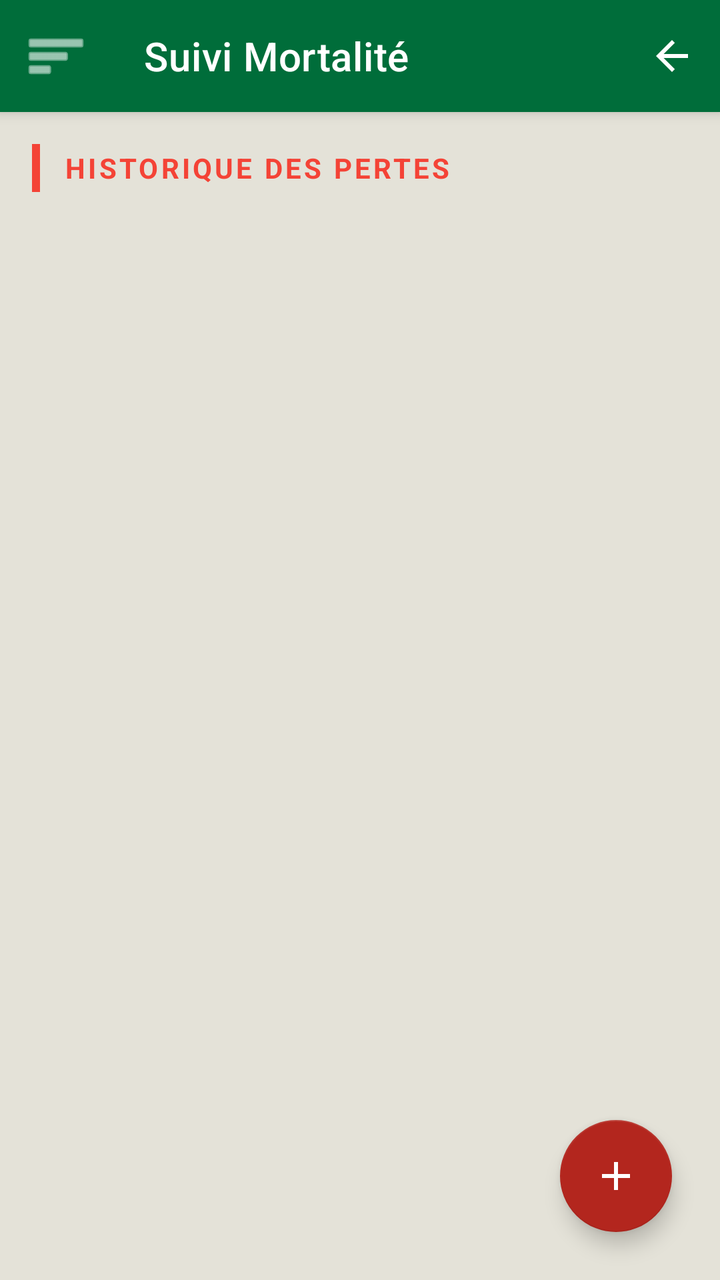
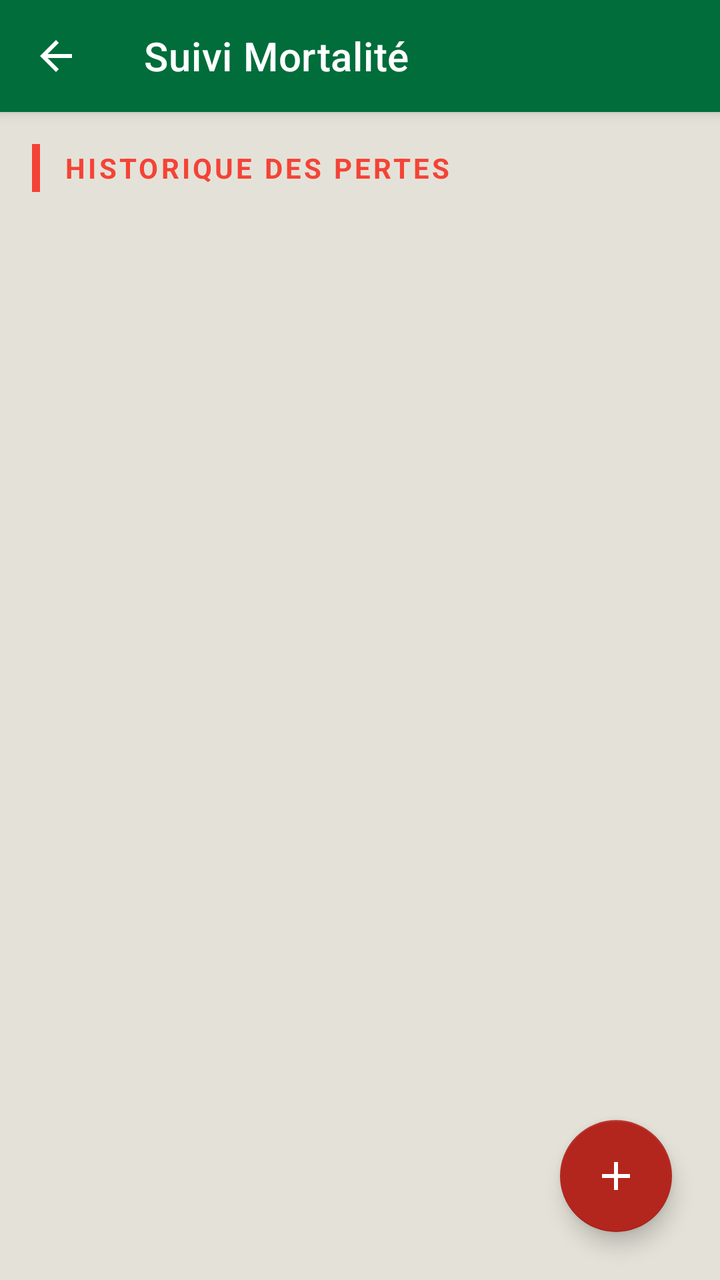

Before-and-after screenshots of an Android layout around one commit, followed by the original layout XML and the change that was made.
<!-- AndroidManifest.xml: application theme Theme.Poulailler_copilot -->
<!-- res/layout/activity_mortality.xml -->
<?xml version="1.0" encoding="utf-8"?>
<androidx.drawerlayout.widget.DrawerLayout xmlns:android="http://schemas.android.com/apk/res/android"
    xmlns:app="http://schemas.android.com/apk/res-auto"
    xmlns:tools="http://schemas.android.com/tools"
    android:id="@+id/drawerLayout"
    android:layout_width="match_parent"
    android:layout_height="match_parent"
    >

    <androidx.coordinatorlayout.widget.CoordinatorLayout
        android:layout_width="match_parent"
        android:layout_height="match_parent">

        <com.google.android.material.appbar.AppBarLayout
            android:layout_width="match_parent"
            android:layout_height="wrap_content"
            >
            <com.google.android.material.appbar.MaterialToolbar
                android:id="@+id/toolbar"
                android:layout_width="match_parent"
                android:layout_height="?attr/actionBarSize"
                app:title="Suivi Mortalité"
                app:titleTextColor="@color/white"
                app:navigationIcon="@android:drawable/ic_menu_sort_by_size"
                app:navigationIconTint="@color/white">

                <ImageView
                    android:id="@+id/ivBackToDashboard"
                    android:layout_width="48dp"
                    android:layout_height="48dp"
                    android:layout_gravity="end|center_vertical"
                    android:background="?attr/selectableItemBackgroundBorderless"
                    android:clickable="true"
                    android:contentDescription="@string/dashboard_title"
                    android:focusable="true"
                    android:padding="12dp"
                    android:src="@drawable/ic_back"
                    app:tint="@color/white" />
            </com.google.android.material.appbar.MaterialToolbar>
        </com.google.android.material.appbar.AppBarLayout>

        <androidx.core.widget.NestedScrollView
            android:layout_width="match_parent"
            android:layout_height="match_parent"
            app:layout_behavior="@string/appbar_scrolling_view_behavior">

            <LinearLayout
                android:layout_width="match_parent"
                android:layout_height="wrap_content"
                android:orientation="vertical"
                android:padding="16dp">

                <LinearLayout
                    android:layout_width="match_parent"
                    android:layout_height="wrap_content"
                    android:orientation="horizontal"
                    android:gravity="center_vertical"
                    android:layout_marginBottom="16dp">
                    <View
                        android:layout_width="4dp"
                        android:layout_height="24dp"
                        android:background="#F44336" />
                    <TextView
                        android:layout_width="wrap_content"
                        android:layout_height="wrap_content"
                        android:text="HISTORIQUE DES PERTES"
                        android:textColor="#F44336"
                        android:textSize="14sp"
                        android:textStyle="bold"
                        android:layout_marginStart="12dp"
                        android:letterSpacing="0.1" />
                </LinearLayout>

                <androidx.recyclerview.widget.RecyclerView
                    android:id="@+id/rvMortalityHistory"
                    android:layout_width="match_parent"
                    android:layout_height="wrap_content"
                    android:nestedScrollingEnabled="false"
                    tools:listitem="@layout/item_mortality" />

                <com.google.android.material.button.MaterialButton
                    android:id="@+id/btnShowMore"
                    android:layout_width="wrap_content"
                    android:layout_height="wrap_content"
                    android:layout_gravity="center_horizontal"
                    android:text="Afficher plus"
                    android:textColor="#87CEEB"
                    style="@style/Widget.MaterialComponents.Button.TextButton"
                    android:visibility="gone" />

                <View
                    android:layout_width="match_parent"
                    android:layout_height="100dp" />

            </LinearLayout>
        </androidx.core.widget.NestedScrollView>

        <com.google.android.material.floatingactionbutton.FloatingActionButton
            android:id="@+id/fabAddMortality"
            android:layout_width="wrap_content"
            android:layout_height="wrap_content"
            android:layout_gravity="bottom|end"
            android:layout_margin="24dp"
            android:src="@drawable/ic_add"
            app:backgroundTint="@color/error"
            app:tint="@color/white"
            android:contentDescription="Signaler une mortalité" />

    </androidx.coordinatorlayout.widget.CoordinatorLayout>

    <com.google.android.material.navigation.NavigationView
        android:id="@+id/navigationView"
        android:layout_width="wrap_content"
        android:layout_height="match_parent"
        android:layout_gravity="start"
        android:background="@color/surface"
        app:headerLayout="@layout/nav_header"
        app:itemIconTint="@color/text_secondary"
        app:itemTextColor="@color/text_primary"
        app:menu="@menu/drawer_menu" />

</androidx.drawerlayout.widget.DrawerLayout>
<!-- res/layout/item_mortality.xml (included above) -->
<?xml version="1.0" encoding="utf-8"?>
<com.google.android.material.card.MaterialCardView xmlns:android="http://schemas.android.com/apk/res/android"
    xmlns:app="http://schemas.android.com/apk/res-auto"
    android:layout_width="match_parent"
    android:layout_height="wrap_content"
    android:layout_marginBottom="8dp"
    app:cardBackgroundColor="@color/surface"
    app:cardCornerRadius="8dp"
    app:strokeColor="@color/off_white"
    app:strokeWidth="1dp">

    <LinearLayout
        android:layout_width="match_parent"
        android:layout_height="wrap_content"
        android:orientation="horizontal"
        android:padding="12dp"
        android:gravity="center_vertical">

        <LinearLayout
            android:layout_width="0dp"
            android:layout_height="wrap_content"
            android:layout_weight="1"
            android:orientation="vertical">

            <TextView
                android:id="@+id/tvDate"
                android:layout_width="wrap_content"
                android:layout_height="wrap_content"
                android:textColor="@color/text_secondary"
                android:textSize="12sp"
                android:text="Date"/>

            <TextView
                android:id="@+id/tvCount"
                android:layout_width="wrap_content"
                android:layout_height="wrap_content"
                android:textColor="@color/text_primary"
                android:textSize="18sp"
                android:textStyle="bold"
                android:text="0 Poules"/>

            <TextView
                android:id="@+id/tvCause"
                android:layout_width="wrap_content"
                android:layout_height="wrap_content"
                android:textColor="#F44336"
                android:textSize="14sp"
                android:textStyle="italic"
                android:text="Cause"
                android:visibility="gone"/>
        </LinearLayout>

        <ImageView
            android:layout_width="24dp"
            android:layout_height="24dp"
            android:src="@drawable/ic_delete"
            app:tint="#F44336"
            android:contentDescription="Icône perte" />

    </LinearLayout>
</com.google.android.material.card.MaterialCardView>
<!-- res/layout/nav_header.xml (included above) -->
<?xml version="1.0" encoding="utf-8"?>
<LinearLayout xmlns:android="http://schemas.android.com/apk/res/android"
    xmlns:app="http://schemas.android.com/apk/res-auto"
    android:layout_width="match_parent"
    android:layout_height="wrap_content"
    android:background="@drawable/bg_nav_header"
    android:gravity="start"
    android:orientation="vertical"
    android:paddingHorizontal="20dp"
    android:paddingTop="28dp"
    android:paddingBottom="20dp">

    <com.google.android.material.card.MaterialCardView
        android:layout_width="72dp"
        android:layout_height="72dp"
        app:cardCornerRadius="36dp"
        app:cardElevation="4dp"
        app:strokeColor="@color/white"
        app:strokeWidth="2dp">

        <ImageView
            android:layout_width="match_parent"
            android:layout_height="match_parent"
            android:scaleType="centerCrop"
            android:src="@drawable/poule_pondeuse"
            android:contentDescription="@string/profile_picture_desc" />

    </com.google.android.material.card.MaterialCardView>

    <TextView
        android:id="@+id/tvUsername"
        android:layout_width="match_parent"
        android:layout_height="wrap_content"
        android:layout_marginTop="14dp"
        android:text="@string/default_username"
        android:textColor="@color/white"
        android:textSize="19sp"
        android:textStyle="bold" />

    <TextView
        android:id="@+id/tvFarmNameNav"
        android:layout_width="match_parent"
        android:layout_height="wrap_content"
        android:layout_marginTop="2dp"
        android:alpha="0.85"
        android:text="@string/default_farm_name_nav"
        android:textColor="@color/white"
        android:textSize="14sp" />

    <TextView
        android:id="@+id/tvUserRole"
        android:layout_width="wrap_content"
        android:layout_height="wrap_content"
        android:layout_marginTop="10dp"
        android:background="@drawable/bg_role_chip"
        android:paddingHorizontal="10dp"
        android:paddingVertical="3dp"
        android:text="@string/role_label"
        android:textColor="@color/primary_variant"
        android:textSize="11sp"
        android:textStyle="bold" />

    <TextView
        android:id="@+id/tvAppVersion"
        android:layout_width="wrap_content"
        android:layout_height="wrap_content"
        android:layout_marginTop="10dp"
        android:alpha="0.7"
        android:text="v1.0.0"
        android:textColor="@color/white"
        android:textSize="10sp" />
</LinearLayout>
<!-- resources referenced by this layout -->
<resources>
  <color name="error">#B3261E</color>
  <color name="off_white">#E4E2D8</color>
  <color name="primary_variant">#004D22</color>
  <color name="surface">#F3F1EA</color>
  <color name="text_primary">#1C1B1F</color>
  <color name="text_secondary">#49454F</color>
  <color name="white">#FFFFFFFF</color>
  <!-- drawable bg_nav_header (drawable) -->
  <?xml version="1.0" encoding="utf-8"?>
  <shape xmlns:android="http://schemas.android.com/apk/res/android">
      <gradient
          android:angle="135"
          android:startColor="@color/primary"
          android:endColor="@color/primary_variant" />
  </shape>
  <!-- drawable bg_role_chip (drawable) -->
  <?xml version="1.0" encoding="utf-8"?>
  <shape xmlns:android="http://schemas.android.com/apk/res/android">
      <solid android:color="@color/accent_amber" />
      <corners android:radius="12dp" />
  </shape>
  <!-- drawable ic_add (drawable) -->
  <vector xmlns:android="http://schemas.android.com/apk/res/android"
      android:width="24dp"
      android:height="24dp"
      android:viewportWidth="24"
      android:viewportHeight="24">
      <path
          android:fillColor="#000000"
          android:pathData="M19,13h-6v6h-2v-6H5v-2h6V5h2v6h6z"/>
  </vector>
  <!-- drawable ic_back (drawable) -->
  <vector xmlns:android="http://schemas.android.com/apk/res/android"
      android:width="24dp"
      android:height="24dp"
      android:viewportWidth="24"
      android:viewportHeight="24">
      <path
          android:fillColor="#000000"
          android:pathData="M20,11H7.83l5.59,-5.59L12,4l-8,8 8,8 1.41,-1.41L7.83,13H20z"/>
  </vector>
  <!-- drawable ic_delete (drawable) -->
  <vector xmlns:android="http://schemas.android.com/apk/res/android"
      android:width="24dp"
      android:height="24dp"
      android:viewportWidth="24"
      android:viewportHeight="24">
      <path
          android:fillColor="#000000"
          android:pathData="M6,19c0,1.1 0.9,2 2,2h8c1.1,0 2,-0.9 2,-2V7H6V19z M19,4h-3.5l-1,-1h-5l-1,1H5v2h14V4z"/>
  </vector>
  <string name="dashboard_title">Tableau de Bord</string>
  <string name="default_farm_name_nav">Ma Ferme</string>
  <string name="default_username">Utilisateur</string>
  <string name="profile_picture_desc">Photo de profil</string>
  <string name="role_label">Rôle</string>
  <color name="primary">#006D3A</color>
  <color name="accent_amber">#FFB300</color>
  <color name="secondary">#43A047</color>
  <color name="secondary_variant">#2E7D32</color>
  <color name="background">@color/off_white</color>
  <style name="Widget.App.CardView" parent="Widget.MaterialComponents.CardView">
          <item name="cardElevation">2dp</item>
          <item name="cardCornerRadius">16dp</item>
          <item name="cardBackgroundColor">@color/surface</item>
          <item name="strokeWidth">0dp</item>
      </style>
  <style name="ShapeAppearance.App.LargeComponent" parent="ShapeAppearance.MaterialComponents.LargeComponent">
          <item name="cornerFamily">rounded</item>
          <item name="cornerSize">16dp</item>
      </style>
  <style name="ThemeOverlay.App.MaterialAlertDialog" parent="ThemeOverlay.MaterialComponents.MaterialAlertDialog">
          <item name="colorSurface">@color/surface</item>
          <item name="colorOnSurface">@color/text_primary</item>
          <item name="android:textColorPrimary">@color/text_primary</item>
      </style>
  <!-- unchanged entries left out for length: 2 -->
</resources>

<!-- the commit's change to res/layout/activity_mortality.xml (unified diff, before → after) -->
@@ -21,22 +21,9 @@
                 android:layout_height="?attr/actionBarSize"
                 app:title="Suivi Mortalité"
                 app:titleTextColor="@color/white"
-                app:navigationIcon="@android:drawable/ic_menu_sort_by_size"
-                app:navigationIconTint="@color/white">
-
-                <ImageView
-                    android:id="@+id/ivBackToDashboard"
-                    android:layout_width="48dp"
-                    android:layout_height="48dp"
-                    android:layout_gravity="end|center_vertical"
-                    android:background="?attr/selectableItemBackgroundBorderless"
-                    android:clickable="true"
-                    android:contentDescription="@string/dashboard_title"
-                    android:focusable="true"
-                    android:padding="12dp"
-                    android:src="@drawable/ic_back"
-                    app:tint="@color/white" />
-            </com.google.android.material.appbar.MaterialToolbar>
+                app:navigationIcon="@drawable/ic_back"
+                app:navigationIconTint="@color/white" />
+
         </com.google.android.material.appbar.AppBarLayout>
 
         <androidx.core.widget.NestedScrollView
<!-- resource entries referenced after the edit -->
@@ -51,7 +51,6 @@
           android:fillColor="#000000"
           android:pathData="M6,19c0,1.1 0.9,2 2,2h8c1.1,0 2,-0.9 2,-2V7H6V19z M19,4h-3.5l-1,-1h-5l-1,1H5v2h14V4z"/>
   </vector>
-  <string name="dashboard_title">Tableau de Bord</string>
   <string name="default_farm_name_nav">Ma Ferme</string>
   <string name="default_username">Utilisateur</string>
   <string name="profile_picture_desc">Photo de profil</string>
